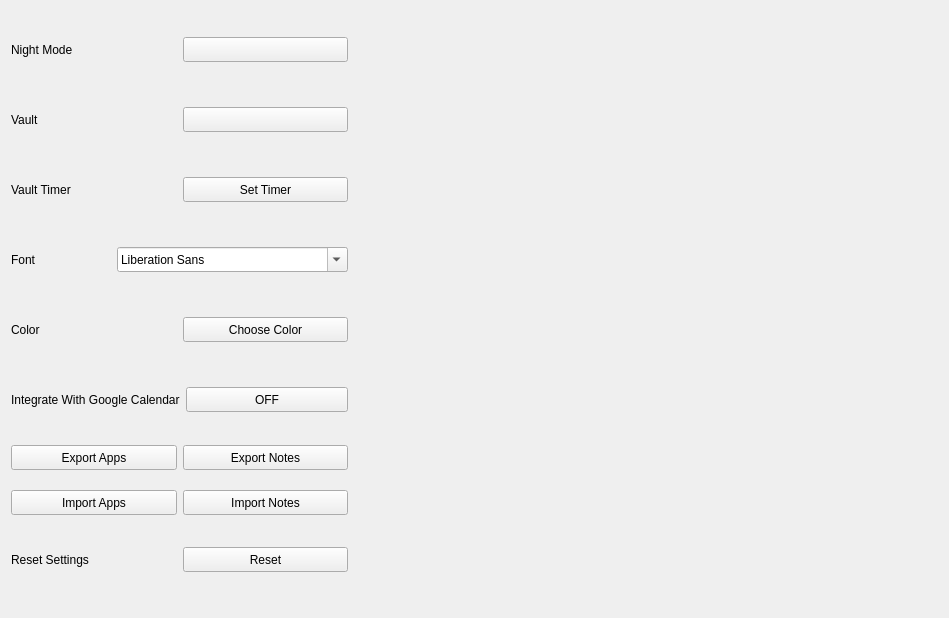
Old version of the form designs/xml/settings_tab.ui in the repository daniel-deru/WorkMate-3.0.
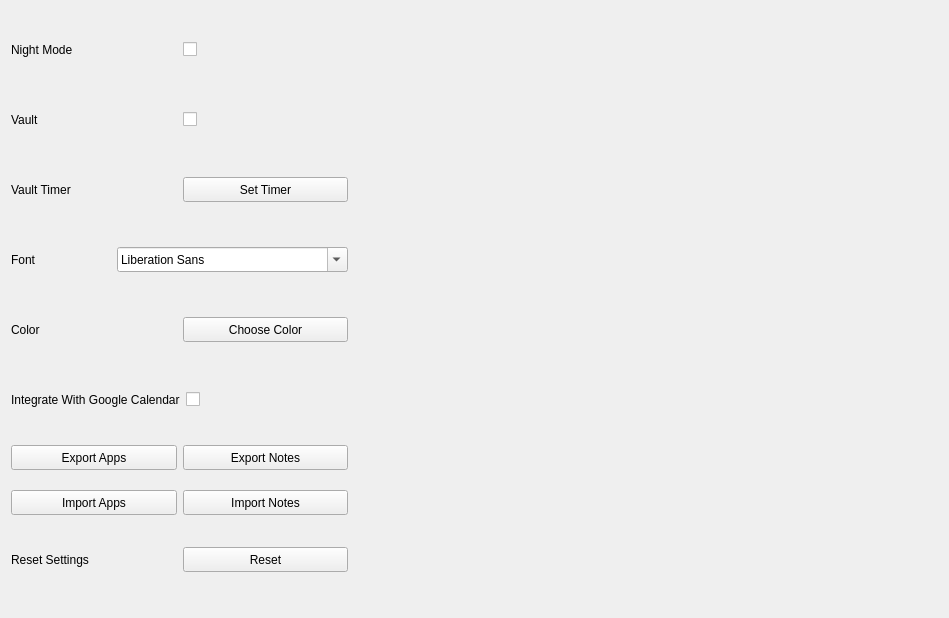
New version of the form.

Commit message: separated the vault from the apps. the vault is for non app secrets. the apps tab now has protected appss. updated the app window to toggle between protected apps and open apps.

```diff
--- a/designs/xml/settings_tab.ui
+++ b/designs/xml/settings_tab.ui
@@ -38,13 +38,7 @@
         </widget>
        </item>
        <item>
-        <widget class="QPushButton" name="btn_nightmode">
-         <property name="minimumSize">
-          <size>
-           <width>100</width>
-           <height>25</height>
-          </size>
-         </property>
+        <widget class="QCheckBox" name="chkbox_nightmode">
          <property name="text">
           <string/>
          </property>
@@ -74,13 +68,7 @@
         </widget>
        </item>
        <item>
-        <widget class="QPushButton" name="btn_vault">
-         <property name="minimumSize">
-          <size>
-           <width>100</width>
-           <height>25</height>
-          </size>
-         </property>
+        <widget class="QCheckBox" name="chkbox_vault">
          <property name="text">
           <string/>
          </property>
@@ -215,21 +203,9 @@
         </widget>
        </item>
        <item>
-        <widget class="QPushButton" name="btn_calendar">
-         <property name="sizePolicy">
-          <sizepolicy hsizetype="Minimum" vsizetype="Fixed">
-           <horstretch>0</horstretch>
-           <verstretch>0</verstretch>
-          </sizepolicy>
-         </property>
-         <property name="minimumSize">
-          <size>
-           <width>100</width>
-           <height>25</height>
-          </size>
-         </property>
+        <widget class="QCheckBox" name="chkbox_calendar">
          <property name="text">
-          <string>OFF</string>
+          <string/>
          </property>
         </widget>
        </item>
```
The commit also changes 44 other files.
